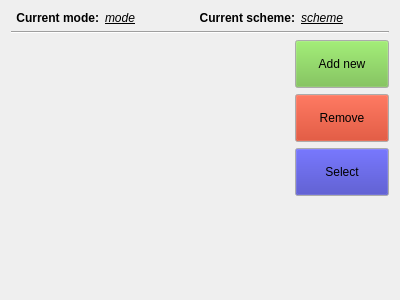
Above: ui/calibrationswidget.ui from dmitry64/av20 before the change. Below: the same form after it.
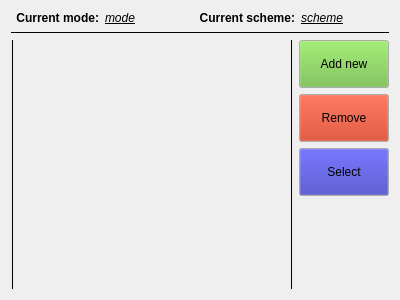
That is the form after the change. Icons and pictures are not drawn.

```diff
--- a/ui/calibrationswidget.ui
+++ b/ui/calibrationswidget.ui
@@ -86,19 +86,32 @@
      </item>
      <item>
       <widget class="Line" name="line">
+       <property name="frameShadow">
+        <enum>QFrame::Plain</enum>
+       </property>
        <property name="orientation">
         <enum>Qt::Horizontal</enum>
        </property>
       </widget>
      </item>
      <item>
-      <layout class="QHBoxLayout" name="horizontalLayout_2" stretch="6,2">
+      <layout class="QHBoxLayout" name="horizontalLayout_2" stretch="0,6,0,2">
        <property name="rightMargin">
         <number>0</number>
        </property>
        <property name="bottomMargin">
         <number>0</number>
        </property>
+       <item>
+        <widget class="Line" name="line_3">
+         <property name="frameShadow">
+          <enum>QFrame::Plain</enum>
+         </property>
+         <property name="orientation">
+          <enum>Qt::Vertical</enum>
+         </property>
+        </widget>
+       </item>
        <item>
         <layout class="QVBoxLayout" name="listLayout">
          <property name="bottomMargin">
@@ -122,6 +135,16 @@
          </item>
         </layout>
        </item>
+       <item>
+        <widget class="Line" name="line_2">
+         <property name="frameShadow">
+          <enum>QFrame::Plain</enum>
+         </property>
+         <property name="orientation">
+          <enum>Qt::Vertical</enum>
+         </property>
+        </widget>
+       </item>
        <item>
         <layout class="QVBoxLayout" name="verticalLayout_3">
          <property name="bottomMargin">
```
